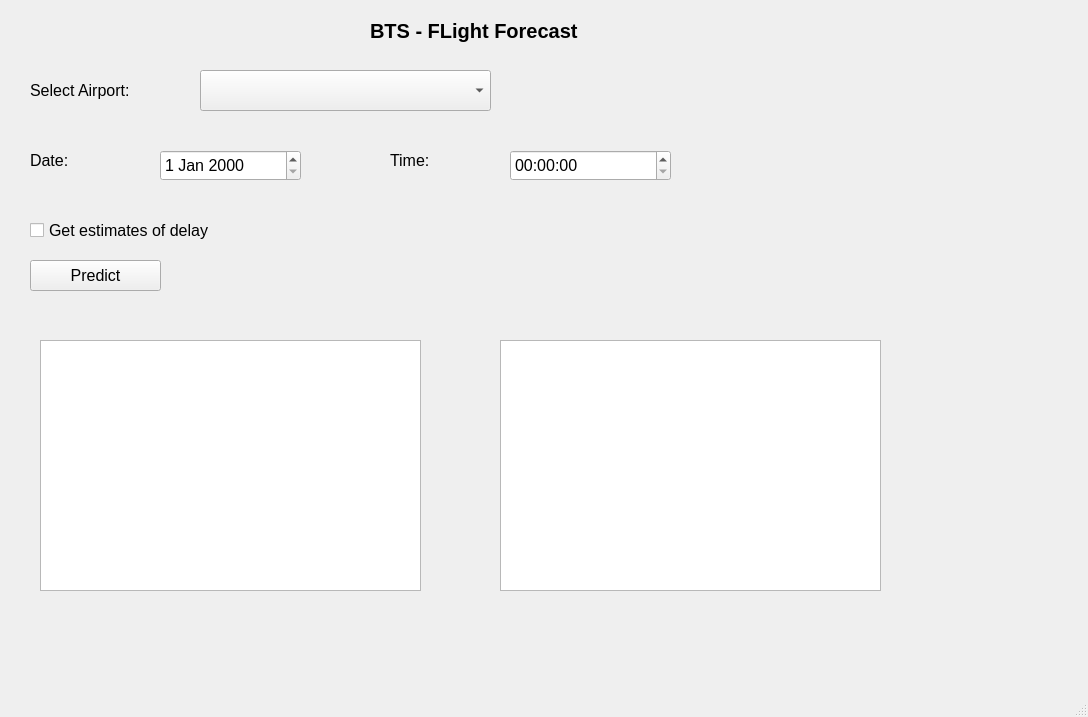
This is PyQt5_GUI_Demo.ui in fangyulim/BTS_Flight_Forecast as Qt 5 draws it before an edit. The edited form follows.
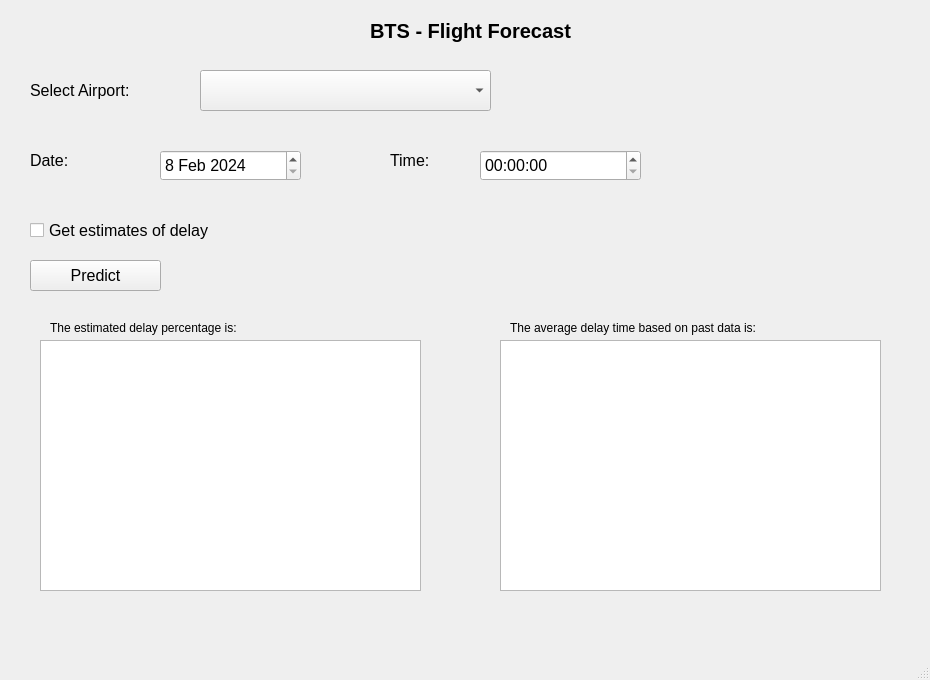
This is the edited form.

Commit message: Version 2 of PyQt5 GUI demo

Patch:
```diff
--- a/PyQt5_GUI_Demo.ui
+++ b/PyQt5_GUI_Demo.ui
@@ -6,13 +6,16 @@
    <rect>
     <x>0</x>
     <y>0</y>
-    <width>1088</width>
-    <height>717</height>
+    <width>930</width>
+    <height>680</height>
    </rect>
   </property>
   <property name="windowTitle">
    <string>MainWindow</string>
   </property>
+  <property name="autoFillBackground">
+   <bool>false</bool>
+  </property>
   <widget class="QWidget" name="centralwidget">
    <widget class="QDateEdit" name="DateSelection">
     <property name="geometry">
@@ -28,11 +31,25 @@
       <pointsize>12</pointsize>
      </font>
     </property>
+    <property name="maximumDate">
+     <date>
+      <year>2025</year>
+      <month>2</month>
+      <day>8</day>
+     </date>
+    </property>
+    <property name="minimumDate">
+     <date>
+      <year>2024</year>
+      <month>2</month>
+      <day>8</day>
+     </date>
+    </property>
    </widget>
    <widget class="QTimeEdit" name="TimeSelection">
     <property name="geometry">
      <rect>
-      <x>510</x>
+      <x>480</x>
       <y>150</y>
       <width>161</width>
       <height>31</height>
@@ -214,7 +231,33 @@
      <enum>Qt::NoContextMenu</enum>
     </property>
     <property name="text">
-     <string>BTS - FLight Forecast</string>
+     <string>BTS - Flight Forecast</string>
+    </property>
+   </widget>
+   <widget class="QLabel" name="label_5">
+    <property name="geometry">
+     <rect>
+      <x>50</x>
+      <y>320</y>
+      <width>231</width>
+      <height>16</height>
+     </rect>
+    </property>
+    <property name="text">
+     <string>The estimated delay percentage is:</string>
+    </property>
+   </widget>
+   <widget class="QLabel" name="label_6">
+    <property name="geometry">
+     <rect>
+      <x>510</x>
+      <y>320</y>
+      <width>291</width>
+      <height>16</height>
+     </rect>
+    </property>
+    <property name="text">
+     <string>The average delay time based on past data is:</string>
     </property>
    </widget>
   </widget>
```
Left out of the diff: 2 changed lines with no effect on the pictures.
